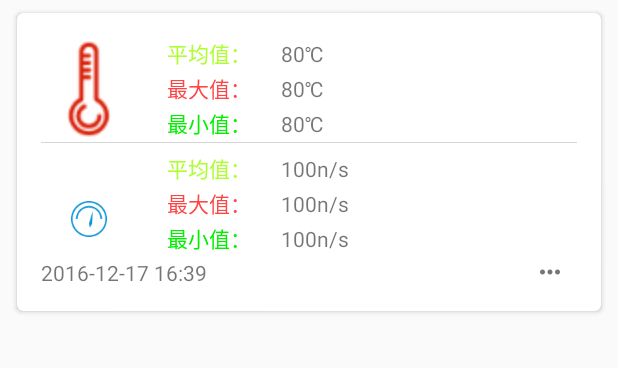
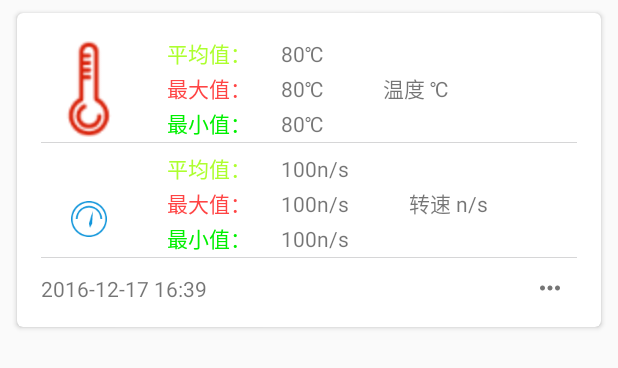
Before and after one commit to worldpeace370/GraduationPro1, an Android app: the layout item_fragment_detail.xml on its own in the app's theme, with its tools: preview values and no code run, on a phone screen of 412 x 824 dp. Shown: the top 368 px of the screen. Run offline under Robolectric (Android 15) with nearby library versions, the phone set to English and light mode, and no system bars; network calls fail.

Commit message:
详情页面基本完成，后台接口设计，android MVP .下拉刷新，上拉加载完成

```diff
--- a/app/src/main/java/com/lebron/graduationpro1/detailpage/model/DetailRequestModel.java
+++ b/app/src/main/java/com/lebron/graduationpro1/detailpage/model/DetailRequestModel.java
@@ -1,13 +1,10 @@
 package com.lebron.graduationpro1.detailpage.model;
 
 import com.lebron.graduationpro1.detailpage.contracts.DetailContracts;
-import com.lebron.graduationpro1.scanpage.model.CollectInfoBean;
 import com.lebron.graduationpro1.service.VolleyService;
 import com.lebron.mvp.model.BaseModel;
 
 import java.util.List;
-
-import static android.provider.ContactsContract.CommonDataKinds.Website.URL;
 
 /**
  * Created by wuxiangkun on 2017/2/22.
--- a/app/src/main/java/com/lebron/graduationpro1/detailpage/model/HeatInfo.java
+++ b/app/src/main/java/com/lebron/graduationpro1/detailpage/model/HeatInfo.java
@@ -1,6 +1,7 @@
 package com.lebron.graduationpro1.detailpage.model;
 
-/**供暖节点的数据信息模型
+/**
+ * 供暖节点的数据信息模型 数据库那边建的名字起的不规范，这里妥协
  * Created by wuxia on 2016/12/17.
  * Contacts by wuxiangkun2015@163.com
  */
--- a/app/src/main/res/layout/fragment_detail.xml
+++ b/app/src/main/res/layout/fragment_detail.xml
@@ -33,7 +33,9 @@
         <android.support.v7.widget.RecyclerView
             android:id="@+id/recycler_view_details"
             android:layout_width="match_parent"
-            android:layout_height="match_parent" />
+            android:layout_height="match_parent"
+            android:scrollbars="vertical" />
+
     </android.support.v4.widget.SwipeRefreshLayout>
 
     <include
--- a/app/src/main/res/layout/item_fragment_detail.xml
+++ b/app/src/main/res/layout/item_fragment_detail.xml
@@ -1,10 +1,10 @@
 <?xml version="1.0" encoding="utf-8"?>
-<android.support.v7.widget.CardView
-    xmlns:android="http://schemas.android.com/apk/res/android"
+<android.support.v7.widget.CardView xmlns:android="http://schemas.android.com/apk/res/android"
     xmlns:app="http://schemas.android.com/apk/res-auto"
+    xmlns:tools="http://schemas.android.com/tools"
+    android:id="@+id/cardView"
     android:layout_width="match_parent"
     android:layout_height="wrap_content"
-    android:id="@+id/cardView"
     android:layout_marginLeft="8dp"
     android:layout_marginRight="8dp"
     android:layout_marginTop="4dp"
@@ -13,186 +13,247 @@
     app:cardPreventCornerOverlap="true"
     app:cardUseCompatPadding="true"
     app:contentPadding="16dp">
-    <LinearLayout android:orientation="vertical"
+
+    <LinearLayout
         android:layout_width="match_parent"
-        android:layout_height="wrap_content">
-        <RelativeLayout android:id="@+id/layout_temp"
+        android:layout_height="wrap_content"
+        android:orientation="vertical">
+
+        <RelativeLayout
+            android:id="@+id/layout_temp"
             android:layout_width="match_parent"
             android:layout_height="70dp">
-            <ImageView android:id="@+id/iv_temp"
+
+            <ImageView
+                android:id="@+id/iv_temp"
                 android:layout_width="64dp"
                 android:layout_height="64dp"
                 android:layout_alignParentLeft="true"
+                android:layout_centerVertical="true"
                 android:contentDescription="@null"
-                android:layout_centerVertical="true"
-                android:src="@mipmap/temp"/>
+                android:src="@mipmap/temp" />
+
             <LinearLayout
-                android:layout_toRightOf="@id/iv_temp"
-                android:layout_marginLeft="20dp"
                 android:layout_width="match_parent"
                 android:layout_height="match_parent"
                 android:layout_alignParentRight="true"
+                android:layout_marginLeft="20dp"
+                android:layout_toRightOf="@id/iv_temp"
                 android:orientation="vertical">
+
                 <LinearLayout
                     android:layout_width="match_parent"
                     android:layout_height="0dp"
                     android:layout_weight="1.0"
                     android:orientation="horizontal">
+
                     <TextView
                         android:layout_width="wrap_content"
                         android:layout_height="wrap_content"
+                        android:gravity="center"
                         android:text="@string/label_average_temp"
-                        android:textSize="14sp"
                         android:textColor="@color/green_yellow"
-                        android:gravity="center"/>
-                    <TextView android:id="@+id/tv_average_temp"
-                        android:layout_marginLeft="20dp"
+                        android:textSize="14sp" />
+
+                    <TextView
+                        android:id="@+id/tv_average_temp"
                         android:layout_width="wrap_content"
                         android:layout_height="wrap_content"
-                        android:text="80℃"/>
+                        android:layout_marginLeft="20dp"
+                        tools:text="80℃" />
                 </LinearLayout>
+
                 <LinearLayout
                     android:layout_width="match_parent"
                     android:layout_height="0dp"
                     android:layout_weight="1.0"
                     android:orientation="horizontal">
+
                     <TextView
                         android:layout_width="wrap_content"
                         android:layout_height="wrap_content"
+                        android:gravity="center"
+                        android:text="@string/label_max_temp"
                         android:textColor="@color/holo_red_light"
-                            android:text="@string/label_max_temp"
-                            android:textSize="14sp"
-                            android:gravity="center"/>
-                        <TextView android:id="@+id/tv_max_temp"
-                            android:layout_marginLeft="20dp"
+                        android:textSize="14sp" />
+
+                    <TextView
+                        android:id="@+id/tv_max_temp"
                         android:layout_width="wrap_content"
                         android:layout_height="wrap_content"
-                            android:text="80℃"/>
+                        android:layout_marginLeft="20dp"
+                        tools:text="80℃" />
+
+                    <TextView
+                        android:layout_width="wrap_content"
+                        android:layout_height="wrap_content"
+                        android:layout_marginLeft="40dp"
+                        android:text="@string/temp_label" />
+
                 </LinearLayout>
+
                 <LinearLayout
                     android:layout_width="match_parent"
                     android:layout_height="0dp"
                     android:layout_weight="1.0"
                     android:orientation="horizontal">
+
                     <TextView
                         android:layout_width="wrap_content"
                         android:layout_height="wrap_content"
+                        android:gravity="center"
                         android:text="@string/label_min_temp"
-                        android:textSize="14sp"
                         android:textColor="@color/green"
-                        android:gravity="center"/>
-                    <TextView android:id="@+id/tv_min_temp"
-                        android:layout_marginLeft="20dp"
+                        android:textSize="14sp" />
+
+                    <TextView
+                        android:id="@+id/tv_min_temp"
                         android:layout_width="wrap_content"
                         android:layout_height="wrap_content"
-                        android:text="80℃"/>
+                        android:layout_marginLeft="20dp"
+                        tools:text="80℃" />
                 </LinearLayout>
             </LinearLayout>
         </RelativeLayout>
+
         <View
             android:layout_width="match_parent"
             android:layout_height="1px"
-            android:background="@color/item_dark"/>
-        <RelativeLayout android:id="@+id/layout_rate"
-            android:layout_marginTop="6dp"
+            android:background="@color/item_dark" />
+
+        <RelativeLayout
+            android:id="@+id/layout_rate"
             android:layout_width="match_parent"
-            android:layout_height="70dp">
-            <RelativeLayout android:id="@+id/iv_rate"
+            android:layout_height="70dp"
+            android:layout_marginTop="6dp">
+
+            <RelativeLayout
+                android:id="@+id/iv_rate"
                 android:layout_width="64dp"
                 android:layout_height="64dp"
                 android:layout_alignParentLeft="true"
                 android:layout_centerVertical="true">
+
                 <ImageView
-                    android:layout_marginTop="30dp"
                     android:layout_width="wrap_content"
                     android:layout_height="wrap_content"
+                    android:layout_centerHorizontal="true"
+                    android:layout_marginTop="30dp"
                     android:contentDescription="@null"
-                    android:layout_centerHorizontal="true"
-                    android:src="@mipmap/rate"/>
+                    android:src="@mipmap/rate" />
             </RelativeLayout>
+
             <LinearLayout
-                android:layout_toRightOf="@id/iv_rate"
-                android:layout_marginLeft="20dp"
                 android:layout_width="match_parent"
                 android:layout_height="match_parent"
                 android:layout_alignParentRight="true"
+                android:layout_marginLeft="20dp"
+                android:layout_toRightOf="@id/iv_rate"
                 android:orientation="vertical">
+
                 <LinearLayout
                     android:layout_width="match_parent"
                     android:layout_height="0dp"
                     android:layout_weight="1.0"
                     android:orientation="horizontal">
+
                     <TextView
                         android:layout_width="wrap_content"
                         android:layout_height="wrap_content"
+                        android:gravity="center"
                         android:text="@string/label_average_temp"
-                        android:textSize="14sp"
                         android:textColor="@color/green_yellow"
-                        android:gravity="center"/>
-                    <TextView android:id="@+id/tv_average_rate"
-                        android:layout_marginLeft="20dp"
+                        android:textSize="14sp" />
+
+                    <TextView
+                        android:id="@+id/tv_average_rate"
                         android:layout_width="wrap_content"
                         android:layout_height="wrap_content"
-                        android:text="100n/s"/>
+                        android:layout_marginLeft="20dp"
+                        tools:text="100n/s" />
                 </LinearLayout>
+
                 <LinearLayout
                     android:layout_width="match_parent"
                     android:layout_height="0dp"
                     android:layout_weight="1.0"
                     android:orientation="horizontal">
+
                     <TextView
                         android:layout_width="wrap_content"
                         android:layout_height="wrap_content"
+                        android:gravity="center"
+                        android:text="@string/label_max_temp"
                         android:textColor="@color/holo_red_light"
-                        android:text="@string/label_max_temp"
-                        android:textSize="14sp"
-                        android:gravity="center"/>
-                    <TextView android:id="@+id/tv_max_rate"
-                        android:layout_marginLeft="20dp"
+                        android:textSize="14sp" />
+
+                    <TextView
+                        android:id="@+id/tv_max_rate"
                         android:layout_width="wrap_content"
                         android:layout_height="wrap_content"
-                        android:text="100n/s"/>
+                        android:layout_marginLeft="20dp"
+                        tools:text="100n/s" />
+
+                    <TextView
+                        android:layout_width="wrap_content"
+                        android:layout_height="wrap_content"
+                        android:layout_marginLeft="40dp"
+                        android:text="@string/rate_label" />
                 </LinearLayout>
+
                 <LinearLayout
                     android:layout_width="match_parent"
                     android:layout_height="0dp"
                     android:layout_weight="1.0"
                     android:orientation="horizontal">
+
                     <TextView
                         android:layout_width="wrap_content"
                         android:layout_height="wrap_content"
+                        android:gravity="center"
                         android:text="@string/label_min_temp"
-                        android:textSize="14sp"
                         android:textColor="@color/green"
-                        android:gravity="center"/>
-                    <TextView android:id="@+id/tv_min_rate"
-                        android:layout_marginLeft="20dp"
+                        android:textSize="14sp" />
+
+                    <TextView
+                        android:id="@+id/tv_min_rate"
                         android:layout_width="wrap_content"
                         android:layout_height="wrap_content"
-                        android:text="100n/s"/>
+                        android:layout_marginLeft="20dp"
+                        tools:text="100n/s" />
                 </LinearLayout>
             </LinearLayout>
         </RelativeLayout>
+
+        <View
+            android:layout_width="match_parent"
+            android:layout_height="1px"
+            android:background="@color/item_dark" />
+
         <RelativeLayout
             android:layout_width="match_parent"
             android:layout_height="20dp"
+            android:layout_marginTop="10dp"
             android:gravity="center_vertical">
-            <TextView android:id="@+id/tv_date"
+
+            <TextView
+                android:id="@+id/tv_date"
                 android:layout_width="wrap_content"
                 android:layout_height="wrap_content"
+                android:layout_alignParentBottom="true"
                 android:layout_alignParentLeft="true"
-                android:layout_alignParentBottom="true"
                 android:gravity="center"
-                android:text="2016-12-17 16:39"/>
+                android:text="2016-12-17 16:39" />
+
             <ImageView
                 android:id="@+id/iv_share"
                 android:layout_width="wrap_content"
                 android:layout_height="wrap_content"
+                android:layout_alignParentBottom="true"
                 android:layout_alignParentRight="true"
-                android:layout_alignParentBottom="true"
+                android:contentDescription="@null"
                 android:scaleType="centerInside"
-                android:contentDescription="@null"
-                android:src="@mipmap/ic_share"/>
+                android:src="@mipmap/ic_share" />
         </RelativeLayout>
     </LinearLayout>
 </android.support.v7.widget.CardView>
--- a/app/src/main/res/layout/recyclerview_footer_view.xml
+++ b/app/src/main/res/layout/recyclerview_footer_view.xml
@@ -8,5 +8,5 @@
         android:layout_width="match_parent"
         android:layout_height="wrap_content"
         android:gravity="center"
-        android:text="加载更多..."/>
+        android:text="@string/loading_more"/>
 </LinearLayout>
--- a/app/src/main/res/values/strings.xml
+++ b/app/src/main/res/values/strings.xml
@@ -56,4 +56,7 @@
     <string name="pic_from_album">从手机相册选择</string>
     <string name="cut_pic">裁剪图片</string>
     <string name="modify_nick_name">修改昵称</string>
+    <string name="rate_label">转速 n/s</string>
+    <string name="temp_label">温度 ℃</string>
+    <string name="loading_more">上拉加载更多...</string>
 </resources>
```
Also changed, not shown: app/src/main/java/com/lebron/graduationpro1/detailpage/contracts/DetailContracts.java (+23 -0 lines), app/src/main/java/com/lebron/graduationpro1/detailpage/presenter/DetailPresenter.java (+16 -5 lines), app/src/main/java/com/lebron/graduationpro1/detailpage/view/DetailFragment.java (+96 -9 lines). Lines whose indentation alone changed are shown as unchanged.
